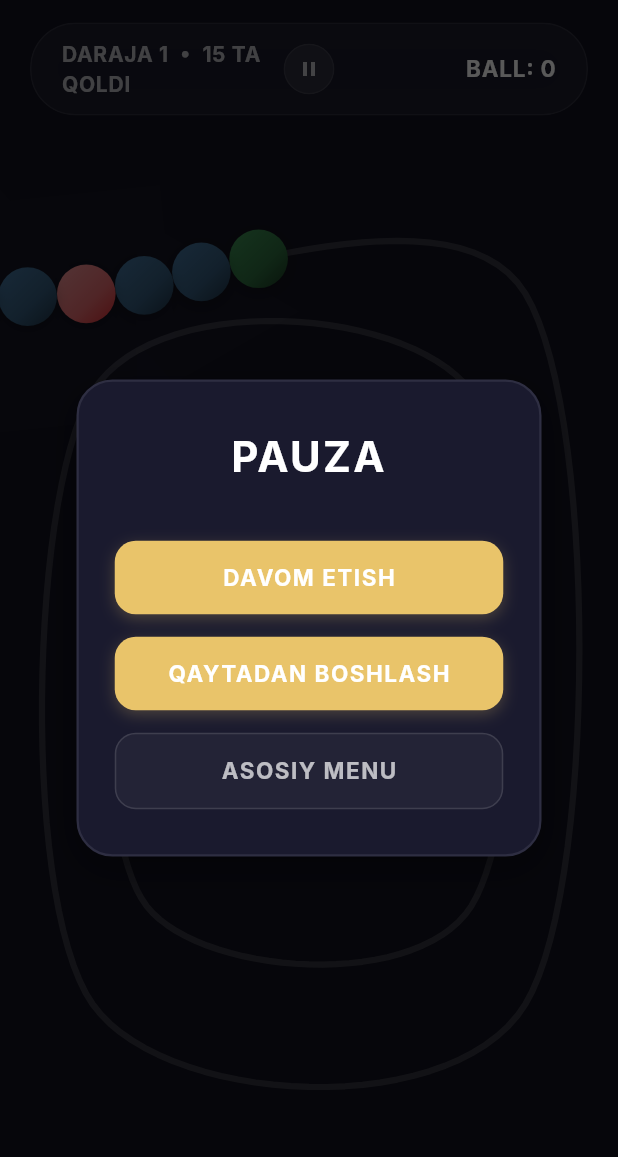
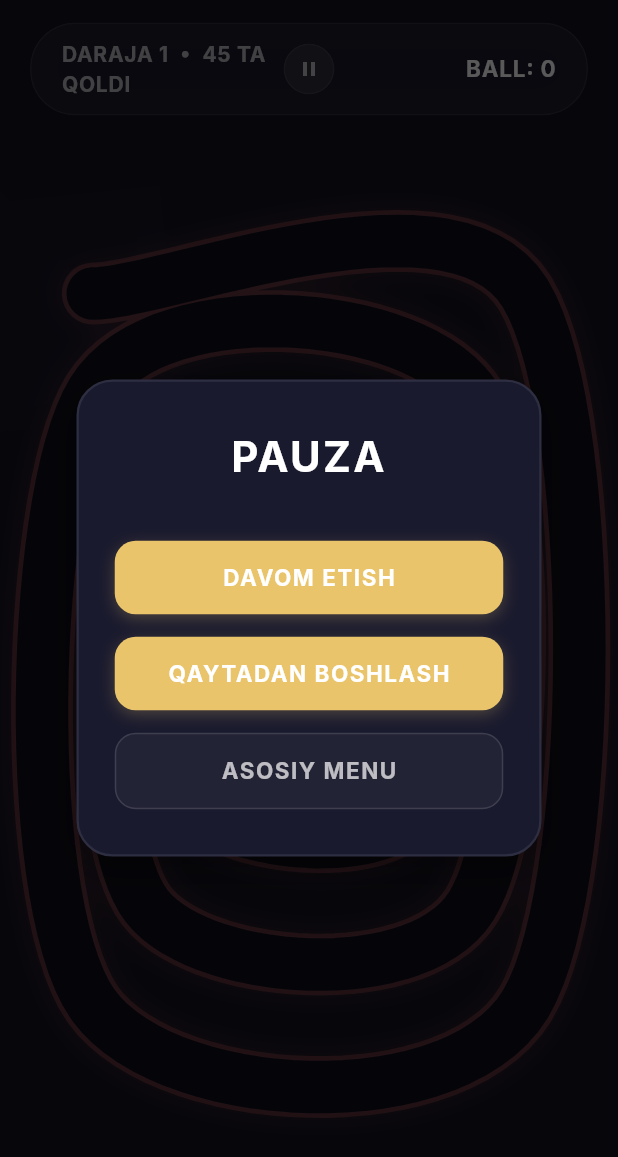
Before and after one commit to abdukhalilovazim/zuma-box-flutter, a Flutter app: the GameScreen screen opened directly, after a tap on the "pause" icon, on a phone screen of 412 x 824 dp. Shown: the top 1157 px of the screen. Run offline on Flutter 3.47's test engine with Material 3 defaults, Android fonts, the phone set to English and light mode, and no system bars; our stand-ins replace shared_preferences; accounts and stored records are empty; Roboto replaces fonts that are missing (Inter); statements that could not run were skipped.

Commit message:
feat: implement dynamic themed track styling with glowing energy effects and increase level ball capacity

```diff
--- a/lib/game/game_controller.dart
+++ b/lib/game/game_controller.dart
@@ -104,8 +104,8 @@
     final boxDemand = currentLevelConfig.boxDemand;
     final colorCount = currentLevelConfig.colorCount;
 
-    // Calculate max level balls closest to 30 that is a multiple of boxDemand
-    final maxBalls = (30 ~/ boxDemand) * boxDemand;
+    // Calculate max level balls closest to 60 that is a multiple of boxDemand
+    final maxBalls = (60 ~/ boxDemand) * boxDemand;
 
     int totalGroups = maxBalls ~/ boxDemand;
     List<int> groupsPerColor = List.filled(colorCount, 0);
--- a/lib/widgets/game_painter.dart
+++ b/lib/widgets/game_painter.dart
@@ -79,6 +79,8 @@
   void _drawPathTrack(Canvas canvas) {
     if (controller.pathPoints.isEmpty) return;
 
+    final themeColor = GameConstants.getLevelColor(controller.currentLevelNumber - 1);
+
     // Calculate warning path color shift (when chain is near the box)
     double warningIntensity = 0.0;
     if (controller.activeBalls.isNotEmpty) {
@@ -91,28 +93,73 @@
     double pulse = 0.6 + 0.4 * sin(controller.totalElapsedTime * 7.0);
     double warningAlpha = warningIntensity * pulse;
 
-    Color lineColor = Colors.white.withOpacity(0.15); // Normal visible matte track
+    Color glowColor = themeColor.withOpacity(0.12);
+    Color railColor = themeColor.withOpacity(0.3);
+    Color innerColor = const Color(0xFF0F0F1A);
+    Color centerLineColor = themeColor.withOpacity(0.45);
+
     if (warningAlpha > 0.0) {
-      lineColor = Color.lerp(
-        Colors.white.withOpacity(0.15),
-        GameConstants.neonRed.withOpacity(0.65),
-        warningAlpha,
-      )!;
+      glowColor = Color.lerp(glowColor, GameConstants.neonRed.withOpacity(0.3), warningAlpha)!;
+      railColor = Color.lerp(railColor, GameConstants.neonRed.withOpacity(0.65), warningAlpha)!;
+      centerLineColor = Color.lerp(centerLineColor, GameConstants.neonRed.withOpacity(0.85), warningAlpha)!;
     }
-
-    final linePaint = Paint()
-      ..color = lineColor
-      ..style = PaintingStyle.stroke
-      ..strokeWidth = 4.0
-      ..strokeCap = StrokeCap.round
-      ..strokeJoin = StrokeJoin.round;
 
     final path = Path();
     path.moveTo(controller.pathPoints.first.dx, controller.pathPoints.first.dy);
     for (int i = 1; i < controller.pathPoints.length; i++) {
       path.lineTo(controller.pathPoints[i].dx, controller.pathPoints[i].dy);
     }
-    canvas.drawPath(path, linePaint);
+
+    // 1. Draw Under-glow (thick blur shadow)
+    final glowPaint = Paint()
+      ..color = glowColor
+      ..style = PaintingStyle.stroke
+      ..strokeWidth = 46.0
+      ..strokeCap = StrokeCap.round
+      ..strokeJoin = StrokeJoin.round
+      ..maskFilter = const MaskFilter.blur(BlurStyle.normal, 8.0);
+    canvas.drawPath(path, glowPaint);
+
+    // 2. Draw Outer Rails (thick boundary)
+    final railPaint = Paint()
+      ..color = railColor
+      ..style = PaintingStyle.stroke
+      ..strokeWidth = 40.0
+      ..strokeCap = StrokeCap.round
+      ..strokeJoin = StrokeJoin.round;
+    canvas.drawPath(path, railPaint);
+
+    // 3. Draw Inner Grooved Channel (cuts into rails, showing dark center)
+    final innerPaint = Paint()
+      ..color = innerColor
+      ..style = PaintingStyle.stroke
+      ..strokeWidth = 34.0
+      ..strokeCap = StrokeCap.round
+      ..strokeJoin = StrokeJoin.round;
+    canvas.drawPath(path, innerPaint);
+
+    // 4. Draw Animated Flowing Energy Dots along the center of the track
+    final dotPaint = Paint()
+      ..color = centerLineColor
+      ..style = PaintingStyle.fill;
+
+    double dotSpacing = 24.0;
+    double speed = 40.0; // Flow speed (pixels per second)
+    double offset = (controller.totalElapsedTime * speed) % dotSpacing;
+
+    for (double d = offset; d < controller.totalPathLength; d += dotSpacing) {
+      final posAngle = PathManager.getPositionAtDistance(d, controller.pathPoints, controller.pathDistances);
+
+      // Draw a glowing outer circle for each dot
+      final dotGlow = Paint()
+        ..color = centerLineColor.withOpacity(0.35)
+        ..style = PaintingStyle.fill
+        ..maskFilter = const MaskFilter.blur(BlurStyle.normal, 2.0);
+      canvas.drawCircle(posAngle.position, 4.0, dotGlow);
+
+      // Draw solid inner core
+      canvas.drawCircle(posAngle.position, 1.8, dotPaint);
+    }
   }
 
   void _drawActiveBalls(Canvas canvas) {
```
